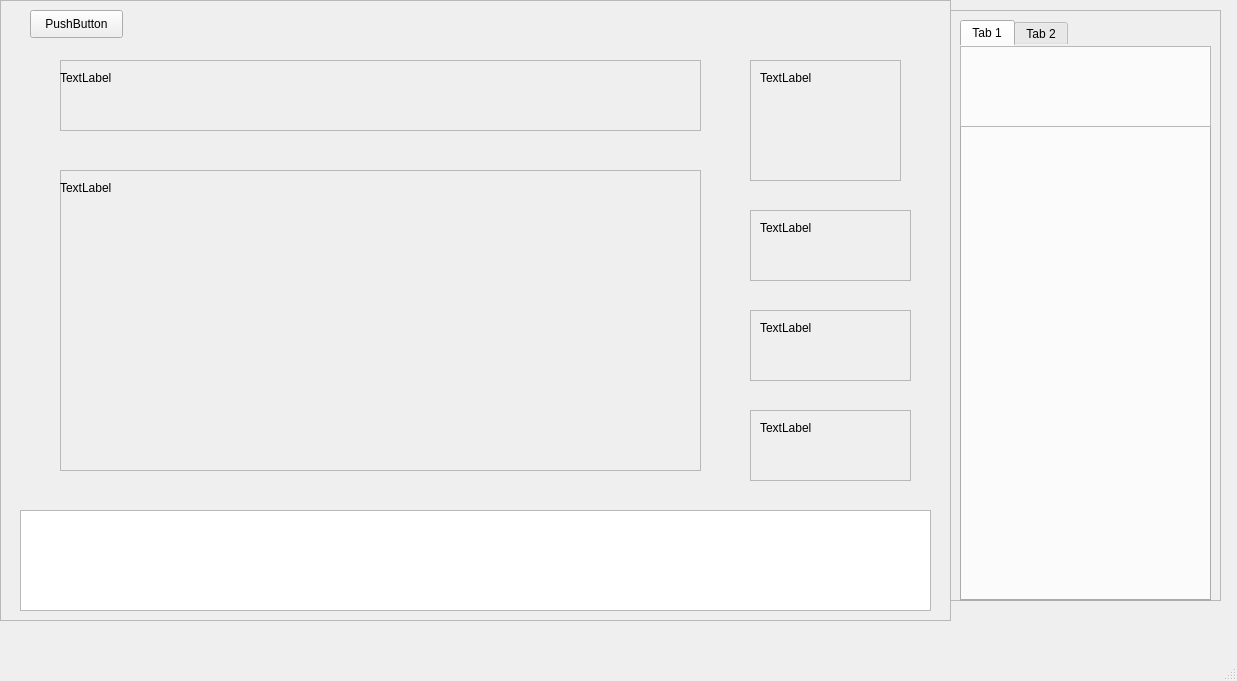
Before: the Qt Designer form SimulacionRestaurante/mainwindow.ui in Fao2212/Proyecto-I-Estructuras, drawn with Qt 5.
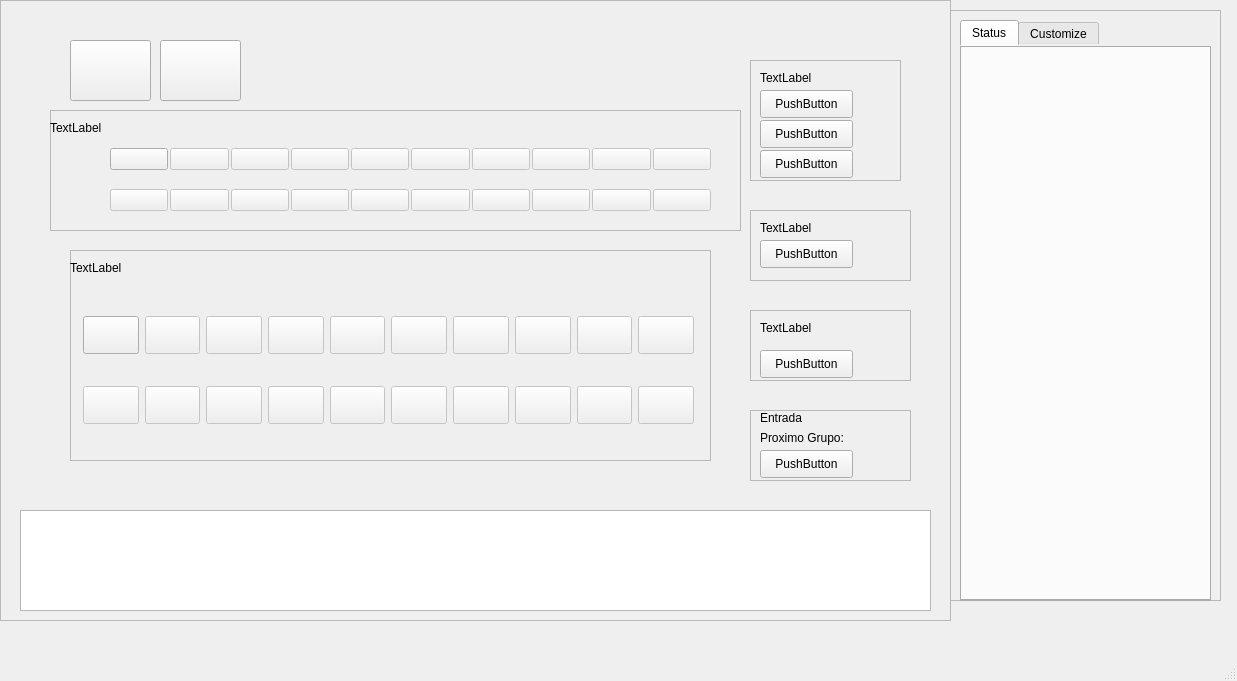
After: the same form once the commit is applied. Icons and pictures are not drawn.

Patch:
```diff
--- a/SimulacionRestaurante/mainwindow.ui
+++ b/SimulacionRestaurante/mainwindow.ui
@@ -51,10 +51,10 @@
      <widget class="QFrame" name="FrameMesas">
       <property name="geometry">
        <rect>
-        <x>30</x>
-        <y>130</y>
+        <x>40</x>
+        <y>210</y>
         <width>641</width>
-        <height>301</height>
+        <height>211</height>
        </rect>
       </property>
       <property name="frameShape">
@@ -76,14 +76,469 @@
         <string>TextLabel</string>
        </property>
       </widget>
+      <widget class="QWidget" name="layoutWidget">
+       <property name="geometry">
+        <rect>
+         <x>13</x>
+         <y>40</y>
+         <width>611</width>
+         <height>161</height>
+        </rect>
+       </property>
+       <layout class="QGridLayout" name="gridLayout">
+        <item row="0" column="0">
+         <widget class="QPushButton" name="Mesa1">
+          <property name="minimumSize">
+           <size>
+            <width>0</width>
+            <height>38</height>
+           </size>
+          </property>
+          <property name="text">
+           <string/>
+          </property>
+          <property name="iconSize">
+           <size>
+            <width>30</width>
+            <height>29</height>
+           </size>
+          </property>
+         </widget>
+        </item>
+        <item row="0" column="1">
+         <widget class="QPushButton" name="Mesa2">
+          <property name="enabled">
+           <bool>false</bool>
+          </property>
+          <property name="minimumSize">
+           <size>
+            <width>0</width>
+            <height>38</height>
+           </size>
+          </property>
+          <property name="text">
+           <string/>
+          </property>
+          <property name="iconSize">
+           <size>
+            <width>30</width>
+            <height>29</height>
+           </size>
+          </property>
+         </widget>
+        </item>
+        <item row="0" column="2">
+         <widget class="QPushButton" name="Mesa3">
+          <property name="enabled">
+           <bool>false</bool>
+          </property>
+          <property name="minimumSize">
+           <size>
+            <width>0</width>
+            <height>38</height>
+           </size>
+          </property>
+          <property name="text">
+           <string/>
+          </property>
+          <property name="iconSize">
+           <size>
+            <width>30</width>
+            <height>29</height>
+           </size>
+          </property>
+         </widget>
+        </item>
+        <item row="0" column="3">
+         <widget class="QPushButton" name="Mesa4">
+          <property name="enabled">
+           <bool>false</bool>
+          </property>
+          <property name="minimumSize">
+           <size>
+            <width>0</width>
+            <height>38</height>
+           </size>
+          </property>
+          <property name="text">
+           <string/>
+          </property>
+          <property name="iconSize">
+           <size>
+            <width>30</width>
+            <height>29</height>
+           </size>
+          </property>
+         </widget>
+        </item>
+        <item row="0" column="4">
+         <widget class="QPushButton" name="Mesa5">
+          <property name="enabled">
+           <bool>false</bool>
+          </property>
+          <property name="minimumSize">
+           <size>
+            <width>0</width>
+            <height>38</height>
+           </size>
+          </property>
+          <property name="text">
+           <string/>
+          </property>
+          <property name="iconSize">
+           <size>
+            <width>30</width>
+            <height>29</height>
+           </size>
+          </property>
+         </widget>
+        </item>
+        <item row="0" column="5">
+         <widget class="QPushButton" name="Mesa6">
+          <property name="enabled">
+           <bool>false</bool>
+          </property>
+          <property name="minimumSize">
+           <size>
+            <width>0</width>
+            <height>38</height>
+           </size>
+          </property>
+          <property name="text">
+           <string/>
+          </property>
+          <property name="iconSize">
+           <size>
+            <width>30</width>
+            <height>29</height>
+           </size>
+          </property>
+         </widget>
+        </item>
+        <item row="0" column="6">
+         <widget class="QPushButton" name="Mesa7">
+          <property name="enabled">
+           <bool>false</bool>
+          </property>
+          <property name="minimumSize">
+           <size>
+            <width>0</width>
+            <height>38</height>
+           </size>
+          </property>
+          <property name="text">
+           <string/>
+          </property>
+          <property name="iconSize">
+           <size>
+            <width>30</width>
+            <height>29</height>
+           </size>
+          </property>
+         </widget>
+        </item>
+        <item row="0" column="7">
+         <widget class="QPushButton" name="Mesa8">
+          <property name="enabled">
+           <bool>false</bool>
+          </property>
+          <property name="minimumSize">
+           <size>
+            <width>0</width>
+            <height>38</height>
+           </size>
+          </property>
+          <property name="text">
+           <string/>
+          </property>
+          <property name="iconSize">
+           <size>
+            <width>30</width>
+            <height>29</height>
+           </size>
+          </property>
+         </widget>
+        </item>
+        <item row="0" column="8">
+         <widget class="QPushButton" name="Mesa9">
+          <property name="enabled">
+           <bool>false</bool>
+          </property>
+          <property name="minimumSize">
+           <size>
+            <width>0</width>
+            <height>38</height>
+           </size>
+          </property>
+          <property name="text">
+           <string/>
+          </property>
+          <property name="iconSize">
+           <size>
+            <width>30</width>
+            <height>29</height>
+           </size>
+          </property>
+         </widget>
+        </item>
+        <item row="0" column="9">
+         <widget class="QPushButton" name="Mesa10">
+          <property name="enabled">
+           <bool>false</bool>
+          </property>
+          <property name="minimumSize">
+           <size>
+            <width>0</width>
+            <height>38</height>
+           </size>
+          </property>
+          <property name="text">
+           <string/>
+          </property>
+          <property name="iconSize">
+           <size>
+            <width>30</width>
+            <height>29</height>
+           </size>
+          </property>
+         </widget>
+        </item>
+        <item row="1" column="0">
+         <widget class="QPushButton" name="Mesa11">
+          <property name="enabled">
+           <bool>false</bool>
+          </property>
+          <property name="minimumSize">
+           <size>
+            <width>0</width>
+            <height>38</height>
+           </size>
+          </property>
+          <property name="text">
+           <string/>
+          </property>
+          <property name="iconSize">
+           <size>
+            <width>30</width>
+            <height>29</height>
+           </size>
+          </property>
+         </widget>
+        </item>
+        <item row="1" column="1">
+         <widget class="QPushButton" name="Mesa12">
+          <property name="enabled">
+           <bool>false</bool>
+          </property>
+          <property name="minimumSize">
+           <size>
+            <width>0</width>
+            <height>38</height>
+           </size>
+          </property>
+          <property name="text">
+           <string/>
+          </property>
+          <property name="iconSize">
+           <size>
+            <width>30</width>
+            <height>29</height>
+           </size>
+          </property>
+         </widget>
+        </item>
+        <item row="1" column="2">
+         <widget class="QPushButton" name="Mesa13">
+          <property name="enabled">
+           <bool>false</bool>
+          </property>
+          <property name="minimumSize">
+           <size>
+            <width>0</width>
+            <height>38</height>
+           </size>
+          </property>
+          <property name="text">
+           <string/>
+          </property>
+          <property name="iconSize">
+           <size>
+            <width>30</width>
+            <height>29</height>
+           </size>
+          </property>
+         </widget>
+        </item>
+        <item row="1" column="3">
+         <widget class="QPushButton" name="Mesa14">
+          <property name="enabled">
+           <bool>false</bool>
+          </property>
+          <property name="minimumSize">
+           <size>
+            <width>0</width>
+            <height>38</height>
+           </size>
+          </property>
+          <property name="styleSheet">
+           <string notr="true"/>
+          </property>
+          <property name="text">
+           <string/>
+          </property>
+          <property name="iconSize">
+           <size>
+            <width>30</width>
+            <height>29</height>
+           </size>
+          </property>
+         </widget>
+        </item>
+        <item row="1" column="4">
+         <widget class="QPushButton" name="Mesa15">
+          <property name="enabled">
+           <bool>false</bool>
+          </property>
+          <property name="minimumSize">
+           <size>
+            <width>0</width>
+            <height>38</height>
+           </size>
+          </property>
+          <property name="text">
+           <string/>
+          </property>
+          <property name="iconSize">
+           <size>
+            <width>30</width>
+            <height>29</height>
+           </size>
+          </property>
+         </widget>
+        </item>
+        <item row="1" column="5">
+         <widget class="QPushButton" name="Mesa16">
+          <property name="enabled">
+           <bool>false</bool>
+          </property>
+          <property name="minimumSize">
+           <size>
+            <width>0</width>
+            <height>38</height>
+           </size>
+          </property>
+          <property name="styleSheet">
+           <string notr="true">border-color: rgb(0, 0, 0);</string>
+          </property>
+          <property name="text">
+           <string/>
+          </property>
+          <property name="iconSize">
+           <size>
+            <width>30</width>
+            <height>29</height>
+           </size>
+          </property>
+         </widget>
+        </item>
+        <item row="1" column="6">
+         <widget class="QPushButton" name="Mesa17">
+          <property name="enabled">
+           <bool>false</bool>
+          </property>
+          <property name="minimumSize">
+           <size>
+            <width>0</width>
+            <height>38</height>
+           </size>
+          </property>
+          <property name="text">
+           <string/>
+          </property>
+          <property name="iconSize">
+           <size>
+            <width>30</width>
+            <height>29</height>
+           </size>
+          </property>
+         </widget>
+        </item>
+        <item row="1" column="7">
+         <widget class="QPushButton" name="Mesa18">
+          <property name="enabled">
+           <bool>false</bool>
+          </property>
+          <property name="minimumSize">
+           <size>
+            <width>0</width>
+            <height>38</height>
+           </size>
+          </property>
+          <property name="text">
+           <string/>
+          </property>
+          <property name="iconSize">
+           <size>
+            <width>30</width>
+            <height>29</height>
+           </size>
+          </property>
+         </widget>
+        </item>
+        <item row="1" column="8">
+         <widget class="QPushButton" name="Mesa19">
+          <property name="enabled">
+           <bool>false</bool>
+          </property>
+          <property name="minimumSize">
+           <size>
+            <width>0</width>
+            <height>38</height>
+           </size>
+          </property>
+          <property name="text">
+           <string/>
+          </property>
+          <property name="iconSize">
+           <size>
+            <width>30</width>
+            <height>29</height>
+           </size>
+          </property>
+         </widget>
+        </item>
+        <item row="1" column="9">
+         <widget class="QPushButton" name="Mesa20">
+          <property name="enabled">
+           <bool>false</bool>
+          </property>
+          <property name="minimumSize">
+           <size>
+            <width>0</width>
+            <height>38</height>
+           </size>
+          </property>
+          <property name="text">
+           <string/>
+          </property>
+          <property name="iconSize">
+           <size>
+            <width>30</width>
+            <height>29</height>
+           </size>
+          </property>
+         </widget>
+        </item>
+       </layout>
+      </widget>
      </widget>
      <widget class="QFrame" name="FrameMeseros">
       <property name="geometry">
        <rect>
-        <x>30</x>
-        <y>20</y>
-        <width>641</width>
-        <height>71</height>
+        <x>20</x>
+        <y>70</y>
+        <width>691</width>
+        <height>121</height>
        </rect>
       </property>
       <property name="frameShape">
@@ -105,6 +560,487 @@
         <string>TextLabel</string>
        </property>
       </widget>
+      <widget class="QWidget" name="layoutWidget">
+       <property name="geometry">
+        <rect>
+         <x>60</x>
+         <y>20</y>
+         <width>601</width>
+         <height>101</height>
+        </rect>
+       </property>
+       <layout class="QGridLayout" name="gridMeseros">
+        <property name="horizontalSpacing">
+         <number>2</number>
+        </property>
+        <property name="verticalSpacing">
+         <number>1</number>
+        </property>
+        <item row="0" column="6">
+         <widget class="QPushButton" name="Mesero7">
+          <property name="enabled">
+           <bool>false</bool>
+          </property>
+          <property name="text">
+           <string/>
+          </property>
+          <property name="icon">
+           <iconset resource="../../../../../Qt/Docs/Qt-5.13.1/qtgui/ResourceFiles/icos.qrc">
+            <normaloff>:/icons/030-waiter.png</normaloff>:/icons/030-waiter.png</iconset>
+          </property>
+          <property name="iconSize">
+           <size>
+            <width>30</width>
+            <height>29</height>
+           </size>
+          </property>
+          <attribute name="buttonGroup">
+           <string notr="true">buttonGroup</string>
+          </attribute>
+         </widget>
+        </item>
+        <item row="1" column="1">
+         <widget class="QPushButton" name="Mesero12">
+          <property name="enabled">
+           <bool>false</bool>
+          </property>
+          <property name="text">
+           <string/>
+          </property>
+          <property name="icon">
+           <iconset resource="../../../../../Qt/Docs/Qt-5.13.1/qtgui/ResourceFiles/icos.qrc">
+            <normaloff>:/icons/030-waiter.png</normaloff>:/icons/030-waiter.png</iconset>
+          </property>
+          <property name="iconSize">
+           <size>
+            <width>30</width>
+            <height>29</height>
+           </size>
+          </property>
+          <attribute name="buttonGroup">
+           <string notr="true">buttonGroup</string>
+          </attribute>
+         </widget>
+        </item>
+        <item row="1" column="2">
+         <widget class="QPushButton" name="Mesero13">
+          <property name="enabled">
+           <bool>false</bool>
+          </property>
+          <property name="text">
+           <string/>
+          </property>
+          <property name="icon">
+           <iconset resource="../../../../../Qt/Docs/Qt-5.13.1/qtgui/ResourceFiles/icos.qrc">
+            <normaloff>:/icons/030-waiter.png</normaloff>:/icons/030-waiter.png</iconset>
+          </property>
+          <property name="iconSize">
+           <size>
+            <width>30</width>
+            <height>29</height>
+           </size>
+          </property>
+          <attribute name="buttonGroup">
+           <string notr="true">buttonGroup</string>
+          </attribute>
+         </widget>
+        </item>
+        <item row="0" column="7">
+         <widget class="QPushButton" name="Mesero8">
+          <property name="enabled">
+           <bool>false</bool>
+          </property>
+          <property name="text">
+           <string/>
+          </property>
+          <property name="icon">
+           <iconset resource="../../../../../Qt/Docs/Qt-5.13.1/qtgui/ResourceFiles/icos.qrc">
+            <normaloff>:/icons/030-waiter.png</normaloff>:/icons/030-waiter.png</iconset>
+          </property>
+          <property name="iconSize">
+           <size>
+            <width>30</width>
+            <height>29</height>
+           </size>
+          </property>
+          <attribute name="buttonGroup">
+           <string notr="true">buttonGroup</string>
+          </attribute>
+         </widget>
+        </item>
+        <item row="1" column="3">
+         <widget class="QPushButton" name="Mesero14">
+          <property name="enabled">
+           <bool>false</bool>
+          </property>
+          <property name="styleSheet">
+           <string notr="true"/>
+          </property>
+          <property name="text">
+           <string/>
+          </property>
+          <property name="icon">
+           <iconset resource="../../../../../Qt/Docs/Qt-5.13.1/qtgui/ResourceFiles/icos.qrc">
+            <normaloff>:/icons/030-waiter.png</normaloff>:/icons/030-waiter.png</iconset>
+          </property>
+          <property name="iconSize">
+           <size>
+            <width>30</width>
+            <height>29</height>
+           </size>
+          </property>
+          <attribute name="buttonGroup">
+           <string notr="true">buttonGroup</string>
+          </attribute>
+         </widget>
+        </item>
+        <item row="0" column="9">
+         <widget class="QPushButton" name="Mesero10">
+          <property name="enabled">
+           <bool>false</bool>
+          </property>
+          <property name="text">
+           <string/>
+          </property>
+          <property name="icon">
+           <iconset resource="../../../../../Qt/Docs/Qt-5.13.1/qtgui/ResourceFiles/icos.qrc">
+            <normaloff>:/icons/030-waiter.png</normaloff>:/icons/030-waiter.png</iconset>
+          </property>
+          <property name="iconSize">
+           <size>
+            <width>30</width>
+            <height>29</height>
+           </size>
+          </property>
+          <attribute name="buttonGroup">
+           <string notr="true">buttonGroup</string>
+          </attribute>
+         </widget>
+        </item>
+        <item row="1" column="7">
+         <widget class="QPushButton" name="Mesero18">
+          <property name="enabled">
+           <bool>false</bool>
+          </property>
+          <property name="text">
+           <string/>
+          </property>
+          <property name="icon">
+           <iconset resource="../../../../../Qt/Docs/Qt-5.13.1/qtgui/ResourceFiles/icos.qrc">
+            <normaloff>:/icons/030-waiter.png</normaloff>:/icons/030-waiter.png</iconset>
+          </property>
+          <property name="iconSize">
+           <size>
+            <width>30</width>
+            <height>29</height>
+           </size>
+          </property>
+          <attribute name="buttonGroup">
+           <string notr="true">buttonGroup</string>
+          </attribute>
+         </widget>
+        </item>
+        <item row="0" column="2">
+         <widget class="QPushButton" name="Mesero3">
+          <property name="enabled">
+           <bool>false</bool>
+          </property>
+          <property name="text">
+           <string/>
+          </property>
+          <property name="icon">
+           <iconset resource="../../../../../Qt/Docs/Qt-5.13.1/qtgui/ResourceFiles/icos.qrc">
+            <normaloff>:/icons/030-waiter.png</normaloff>:/icons/030-waiter.png</iconset>
+          </property>
+          <property name="iconSize">
+           <size>
+            <width>30</width>
+            <height>29</height>
+           </size>
+          </property>
+          <attribute name="buttonGroup">
+           <string notr="true">buttonGroup</string>
+          </attribute>
+         </widget>
+        </item>
+        <item row="1" column="4">
+         <widget class="QPushButton" name="Mesero15">
+          <property name="enabled">
+           <bool>false</bool>
+          </property>
+          <property name="text">
+           <string/>
+          </property>
+          <property name="icon">
+           <iconset resource="../../../../../Qt/Docs/Qt-5.13.1/qtgui/ResourceFiles/icos.qrc">
+            <normaloff>:/icons/030-waiter.png</normaloff>:/icons/030-waiter.png</iconset>
+          </property>
+          <property name="iconSize">
+           <size>
+            <width>30</width>
+            <height>29</height>
+           </size>
+          </property>
+          <attribute name="buttonGroup">
+           <string notr="true">buttonGroup</string>
+          </attribute>
+         </widget>
+        </item>
+        <item row="1" column="5">
+         <widget class="QPushButton" name="Mesero16">
+          <property name="enabled">
+           <bool>false</bool>
+          </property>
+          <property name="styleSheet">
+           <string notr="true">border-color: rgb(0, 0, 0);</string>
+          </property>
+          <property name="text">
+           <string/>
+          </property>
+          <property name="icon">
+           <iconset resource="../../../../../Qt/Docs/Qt-5.13.1/qtgui/ResourceFiles/icos.qrc">
+            <normaloff>:/icons/030-waiter.png</normaloff>:/icons/030-waiter.png</iconset>
+          </property>
+          <property name="iconSize">
+           <size>
+            <width>30</width>
+            <height>29</height>
+           </size>
+          </property>
+          <attribute name="buttonGroup">
+           <string notr="true">buttonGroup</string>
+          </attribute>
+         </widget>
+        </item>
+        <item row="1" column="8">
+         <widget class="QPushButton" name="Mesero19">
+          <property name="enabled">
+           <bool>false</bool>
+          </property>
+          <property name="text">
+           <string/>
+          </property>
+          <property name="icon">
+           <iconset resource="../../../../../Qt/Docs/Qt-5.13.1/qtgui/ResourceFiles/icos.qrc">
+            <normaloff>:/icons/030-waiter.png</normaloff>:/icons/030-waiter.png</iconset>
+          </property>
+          <property name="iconSize">
+           <size>
+            <width>30</width>
+            <height>29</height>
+           </size>
+          </property>
+          <attribute name="buttonGroup">
+           <string notr="true">buttonGroup</string>
+          </attribute>
+         </widget>
+        </item>
+        <item row="1" column="6">
+         <widget class="QPushButton" name="Mesero17">
+          <property name="enabled">
+           <bool>false</bool>
+          </property>
+          <property name="text">
+           <string/>
+          </property>
+          <property name="icon">
+           <iconset resource="../../../../../Qt/Docs/Qt-5.13.1/qtgui/ResourceFiles/icos.qrc">
+            <normaloff>:/icons/030-waiter.png</normaloff>:/icons/030-waiter.png</iconset>
+          </property>
+          <property name="iconSize">
+           <size>
+            <width>30</width>
+            <height>29</height>
+           </size>
+          </property>
+          <attribute name="buttonGroup">
+           <string notr="true">buttonGroup</string>
+          </attribute>
+         </widget>
+        </item>
+        <item row="1" column="9">
+         <widget class="QPushButton" name="Mesero20">
+          <property name="enabled">
+           <bool>false</bool>
+          </property>
+          <property name="text">
+           <string/>
+          </property>
+          <property name="icon">
+           <iconset resource="../../../../../Qt/Docs/Qt-5.13.1/qtgui/ResourceFiles/icos.qrc">
+            <normaloff>:/icons/030-waiter.png</normaloff>:/icons/030-waiter.png</iconset>
+          </property>
+          <property name="iconSize">
+           <size>
+            <width>30</width>
+            <height>29</height>
+           </size>
+          </property>
+          <attribute name="buttonGroup">
+           <string notr="true">buttonGroup</string>
+          </attribute>
+         </widget>
+        </item>
+        <item row="0" column="0">
+         <widget class="QPushButton" name="Mesero1">
+          <property name="text">
+           <string/>
+          </property>
+          <property name="icon">
+           <iconset resource="../../../../../Qt/Docs/Qt-5.13.1/qtgui/ResourceFiles/icos.qrc">
+            <normaloff>:/icons/030-waiter.png</normaloff>:/icons/030-waiter.png</iconset>
+          </property>
+          <property name="iconSize">
+           <size>
+            <width>30</width>
+            <height>29</height>
+           </size>
+          </property>
+          <attribute name="buttonGroup">
+           <string notr="true">buttonGroup</string>
+          </attribute>
+         </widget>
+        </item>
+        <item row="0" column="3">
+         <widget class="QPushButton" name="Mesero4">
+          <property name="enabled">
+           <bool>false</bool>
+          </property>
+          <property name="text">
+           <string/>
+          </property>
+          <property name="icon">
+           <iconset resource="../../../../../Qt/Docs/Qt-5.13.1/qtgui/ResourceFiles/icos.qrc">
+            <normaloff>:/icons/030-waiter.png</normaloff>:/icons/030-waiter.png</iconset>
+          </property>
+          <property name="iconSize">
+           <size>
+            <width>30</width>
+            <height>29</height>
+           </size>
+          </property>
+          <attribute name="buttonGroup">
+           <string notr="true">buttonGroup</string>
+          </attribute>
+         </widget>
+        </item>
+        <item row="0" column="1">
+         <widget class="QPushButton" name="Mesero2">
+          <property name="enabled">
+           <bool>false</bool>
+          </property>
+          <property name="text">
+           <string/>
+          </property>
+          <property name="icon">
+           <iconset resource="../../../../../Qt/Docs/Qt-5.13.1/qtgui/ResourceFiles/icos.qrc">
+            <normaloff>:/icons/030-waiter.png</normaloff>:/icons/030-waiter.png</iconset>
+          </property>
+          <property name="iconSize">
+           <size>
+            <width>30</width>
+            <height>29</height>
+           </size>
+          </property>
+          <attribute name="buttonGroup">
+           <string notr="true">buttonGroup</string>
+          </attribute>
+         </widget>
+        </item>
+        <item row="0" column="8">
+         <widget class="QPushButton" name="Mesero9">
+          <property name="enabled">
+           <bool>false</bool>
+          </property>
+          <property name="text">
+           <string/>
+          </property>
+          <property name="icon">
+           <iconset resource="../../../../../Qt/Docs/Qt-5.13.1/qtgui/ResourceFiles/icos.qrc">
+            <normaloff>:/icons/030-waiter.png</normaloff>:/icons/030-waiter.png</iconset>
+          </property>
+          <property name="iconSize">
+           <size>
+            <width>30</width>
+            <height>29</height>
+           </size>
+          </property>
+          <attribute name="buttonGroup">
+           <string notr="true">buttonGroup</string>
+          </attribute>
+         </widget>
+        </item>
+        <item row="0" column="4">
+         <widget class="QPushButton" name="Mesero5">
+          <property name="enabled">
+           <bool>false</bool>
+          </property>
+          <property name="text">
+           <string/>
+          </property>
+          <property name="icon">
+           <iconset resource="../../../../../Qt/Docs/Qt-5.13.1/qtgui/ResourceFiles/icos.qrc">
+            <normaloff>:/icons/030-waiter.png</normaloff>:/icons/030-waiter.png</iconset>
+          </property>
+          <property name="iconSize">
+           <size>
+            <width>30</width>
+            <height>29</height>
+           </size>
+          </property>
+          <attribute name="buttonGroup">
+           <string notr="true">buttonGroup</string>
+          </attribute>
+         </widget>
+        </item>
+        <item row="0" column="5">
+         <widget class="QPushButton" name="Mesero6">
+          <property name="enabled">
+           <bool>false</bool>
+          </property>
+          <property name="text">
+           <string/>
+          </property>
+          <property name="icon">
+           <iconset resource="../../../../../Qt/Docs/Qt-5.13.1/qtgui/ResourceFiles/icos.qrc">
+            <normaloff>:/icons/030-waiter.png</normaloff>:/icons/030-waiter.png</iconset>
+          </property>
+          <property name="iconSize">
+           <size>
+            <width>30</width>
+            <height>29</height>
+           </size>
+          </property>
+          <attribute name="buttonGroup">
+           <string notr="true">buttonGroup</string>
+          </attribute>
+         </widget>
+        </item>
+        <item row="1" column="0">
+         <widget class="QPushButton" name="Mesero11">
+          <property name="enabled">
+           <bool>false</bool>
+          </property>
+          <property name="text">
+           <string/>
+          </property>
+          <property name="icon">
+           <iconset resource="../../../../../Qt/Docs/Qt-5.13.1/qtgui/ResourceFiles/icos.qrc">
+            <normaloff>:/icons/030-waiter.png</normaloff>:/icons/030-waiter.png</iconset>
+          </property>
+          <property name="iconSize">
+           <size>
+            <width>30</width>
+            <height>29</height>
+           </size>
+          </property>
+          <attribute name="buttonGroup">
+           <string notr="true">buttonGroup</string>
+          </attribute>
+         </widget>
+        </item>
+       </layout>
+      </widget>
      </widget>
      <widget class="QFrame" name="FrameCocinas">
       <property name="geometry">
@@ -134,6 +1070,45 @@
         <string>TextLabel</string>
        </property>
       </widget>
+      <widget class="QPushButton" name="pushButton_3">
+       <property name="geometry">
+        <rect>
+         <x>10</x>
+         <y>30</y>
+         <width>93</width>
+         <height>28</height>
+        </rect>
+       </property>
+       <property name="text">
+        <string>PushButton</string>
+       </property>
+      </widget>
+      <widget class="QPushButton" name="pushButton_4">
+       <property name="geometry">
+        <rect>
+         <x>10</x>
+         <y>60</y>
+         <width>93</width>
+         <height>28</height>
+        </rect>
+       </property>
+       <property name="text">
+        <string>PushButton</string>
+       </property>
+      </widget>
+      <widget class="QPushButton" name="pushButton_5">
+       <property name="geometry">
+        <rect>
+         <x>10</x>
+         <y>90</y>
+         <width>93</width>
+         <height>28</height>
+        </rect>
+       </property>
+       <property name="text">
+        <string>PushButton</string>
+       </property>
+      </widget>
      </widget>
      <widget class="QFrame" name="FrameLavaplatos">
       <property name="geometry">
@@ -163,6 +1138,19 @@
         <string>TextLabel</string>
        </property>
       </widget>
+      <widget class="QPushButton" name="pushButton_6">
+       <property name="geometry">
+        <rect>
+         <x>10</x>
+         <y>30</y>
+         <width>93</width>
+         <height>28</height>
+        </rect>
+       </property>
+       <property name="text">
+        <string>PushButton</string>
+       </property>
+      </widget>
      </widget>
      <widget class="QFrame" name="FrameCaja">
       <property name="geometry">
@@ -192,6 +1180,19 @@
         <string>TextLabel</string>
        </property>
       </widget>
+      <widget class="QPushButton" name="pushButton_7">
+       <property name="geometry">
+        <rect>
+         <x>10</x>
+         <y>40</y>
+         <width>93</width>
+         <height>28</height>
+        </rect>
+       </property>
+       <property name="text">
+        <string>PushButton</string>
+       </property>
+      </widget>
      </widget>
      <widget class="QFrame" name="FrameEntrada">
       <property name="geometry">
@@ -212,29 +1213,101 @@
        <property name="geometry">
         <rect>
          <x>10</x>
-         <y>10</y>
+         <y>0</y>
          <width>55</width>
          <height>16</height>
         </rect>
        </property>
        <property name="text">
-        <string>TextLabel</string>
+        <string>Entrada</string>
        </property>
       </widget>
+      <widget class="QPushButton" name="pushButton_8">
+       <property name="geometry">
+        <rect>
+         <x>10</x>
+         <y>40</y>
+         <width>93</width>
+         <height>28</height>
+        </rect>
+       </property>
+       <property name="text">
+        <string>PushButton</string>
+       </property>
+      </widget>
+      <widget class="QLabel" name="label_7">
+       <property name="geometry">
+        <rect>
+         <x>10</x>
+         <y>20</y>
+         <width>91</width>
+         <height>16</height>
+        </rect>
+       </property>
+       <property name="text">
+        <string>Proximo Grupo:</string>
+       </property>
+      </widget>
+      <widget class="QLabel" name="contadorEntrada">
+       <property name="geometry">
+        <rect>
+         <x>100</x>
+         <y>20</y>
+         <width>21</width>
+         <height>16</height>
+        </rect>
+       </property>
+       <property name="text">
+        <string/>
+       </property>
+      </widget>
      </widget>
-    </widget>
-    <widget class="QPushButton" name="pushButton">
-     <property name="geometry">
-      <rect>
-       <x>30</x>
-       <y>10</y>
-       <width>93</width>
-       <height>28</height>
-      </rect>
-     </property>
-     <property name="text">
-      <string>PushButton</string>
-     </property>
+     <widget class="QPushButton" name="pushButton_2">
+      <property name="geometry">
+       <rect>
+        <x>130</x>
+        <y>0</y>
+        <width>81</width>
+        <height>61</height>
+       </rect>
+      </property>
+      <property name="text">
+       <string/>
+      </property>
+      <property name="icon">
+       <iconset resource="../../../../../Qt/Docs/Qt-5.13.1/qtgui/ResourceFiles/icos.qrc">
+        <normaloff>:/icons/stop.png</normaloff>:/icons/stop.png</iconset>
+      </property>
+      <property name="iconSize">
+       <size>
+        <width>50</width>
+        <height>50</height>
+       </size>
+      </property>
+     </widget>
+     <widget class="QPushButton" name="pushButton">
+      <property name="geometry">
+       <rect>
+        <x>40</x>
+        <y>0</y>
+        <width>81</width>
+        <height>61</height>
+       </rect>
+      </property>
+      <property name="text">
+       <string/>
+      </property>
+      <property name="icon">
+       <iconset resource="../../../../../Qt/Docs/Qt-5.13.1/qtgui/ResourceFiles/icos.qrc">
+        <normaloff>:/icons/video.png</normaloff>:/icons/video.png</iconset>
+      </property>
+      <property name="iconSize">
+       <size>
+        <width>50</width>
+        <height>50</height>
+       </size>
+      </property>
+     </widget>
     </widget>
    </widget>
    <widget class="QFrame" name="FramePropiedades">
@@ -266,40 +1339,12 @@
      </property>
      <widget class="QWidget" name="tab">
       <attribute name="title">
-       <string>Tab 1</string>
+       <string>Status</string>
       </attribute>
-      <widget class="QFrame" name="frame_2">
-       <property name="geometry">
-        <rect>
-         <x>0</x>
-         <y>0</y>
-         <width>251</width>
-         <height>81</height>
-        </rect>
-       </property>
-       <property name="frameShape">
-        <enum>QFrame::StyledPanel</enum>
-       </property>
-       <property name="frameShadow">
-        <enum>QFrame::Raised</enum>
-       </property>
-      </widget>
-      <widget class="QStackedWidget" name="stackedWidget">
-       <property name="geometry">
-        <rect>
-         <x>0</x>
-         <y>80</y>
-         <width>251</width>
-         <height>471</height>
-        </rect>
-       </property>
-       <widget class="QWidget" name="page"/>
-       <widget class="QWidget" name="page_2"/>
-      </widget>
      </widget>
      <widget class="QWidget" name="tab_2">
       <attribute name="title">
-       <string>Tab 2</string>
+       <string>Customize</string>
       </attribute>
      </widget>
     </widget>
```
Left out of the diff: 10 changed lines with no effect on the pictures.
